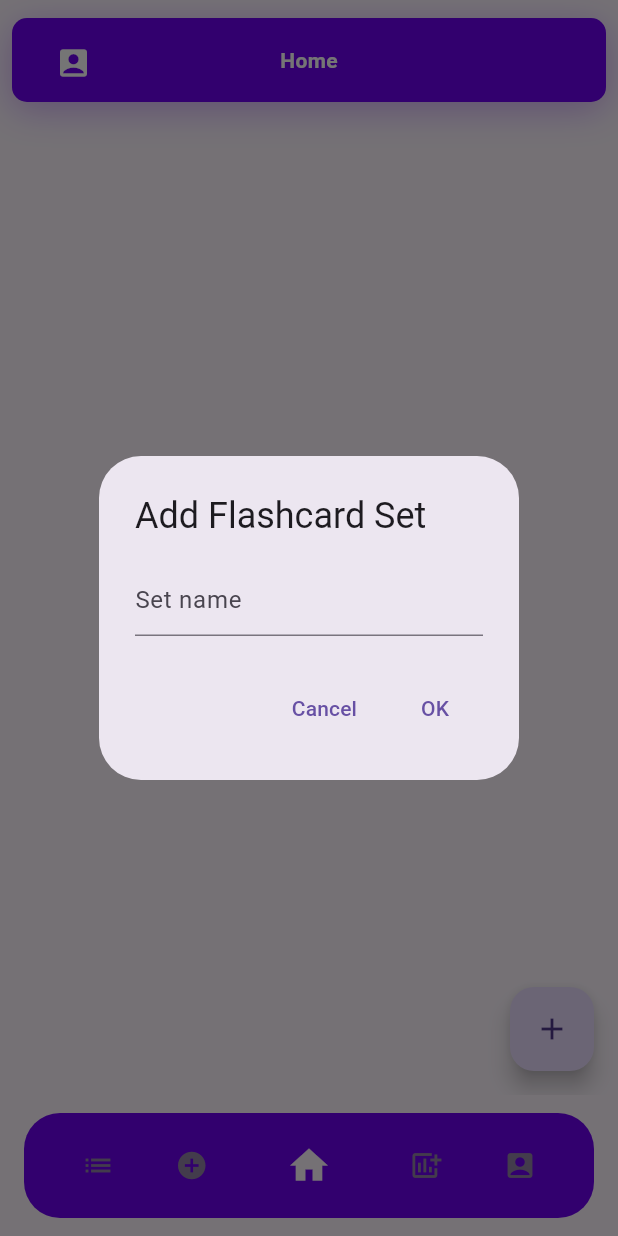
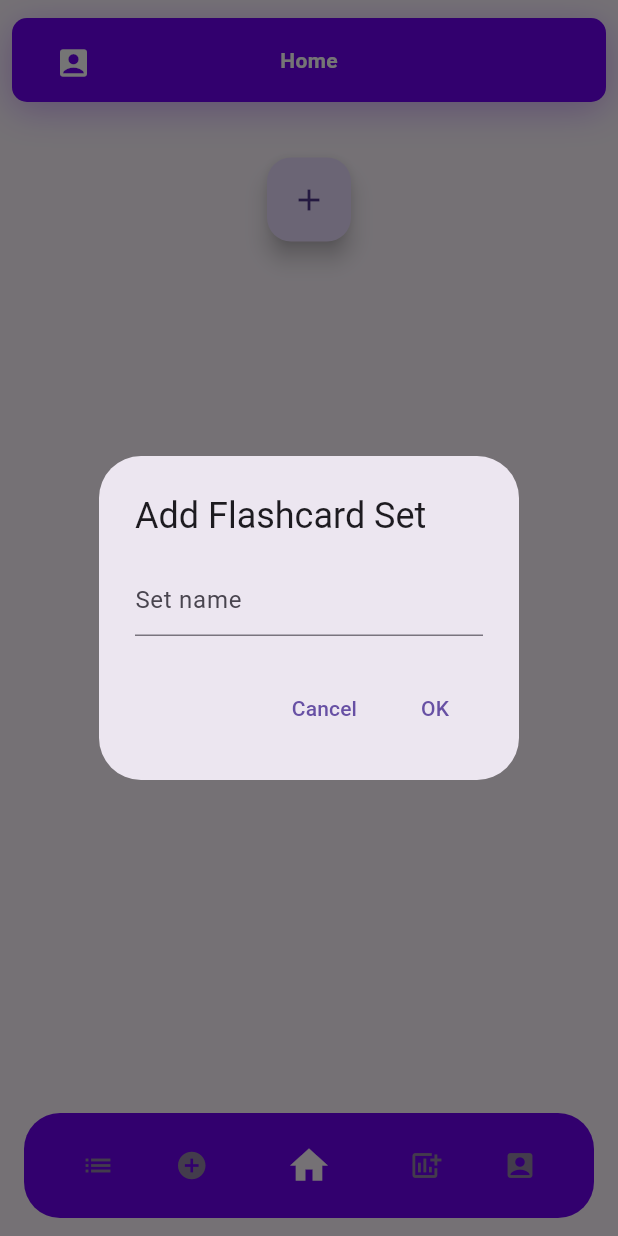
Before and after one commit to Kenayv/stoodee, a Flutter app: the FlashcardsPage screen opened by its route, after a tap on the "add" icon, on a phone screen of 412 x 824 dp. Run offline on Flutter 3.47's test engine with Material 3 defaults, Android fonts, the phone set to English and light mode, and no system bars; our stand-ins replace firebase_auth, firebase_core, flip_card, flutter_svg_provider, gap, go_router and 2 more; accounts and stored records are empty; generated files the repository leaves out were written again; statements that could not run were skipped.

Commit message:
lepsze todo, floatingbutton ustandaryzowany
21:30-1:30

```diff
--- a/lib/pages/achievements_page.dart
+++ b/lib/pages/achievements_page.dart
@@ -4,9 +4,9 @@ import 'package:stoodee/utilities/globals.dart';
 
 Container achievementTile({required String name, required String path}) {
   return Container(
-    decoration: BoxDecoration(
-      color: primaryAppColor.withOpacity(0.5),
-      borderRadius: const BorderRadius.all(Radius.circular(16)),
+    decoration: const BoxDecoration(
+      color: analogusColor,
+      borderRadius: BorderRadius.all(Radius.circular(16)),
     ),
     child: Column(
       children: [
--- a/lib/pages/flash_cards_page.dart
+++ b/lib/pages/flash_cards_page.dart
@@ -5,6 +5,8 @@ import 'package:stoodee/services/crud/flashcards_service/flashcard_set.dart';
 import 'package:stoodee/utilities/dialogs/add_flashcard_set_dialog.dart';
 import 'package:go_router/go_router.dart';
 import 'package:stoodee/utilities/containers.dart';
+import 'package:stoodee/utilities/globals.dart';
+import 'package:gap/gap.dart';
 
 
 class FlashcardsPage extends StatefulWidget {
@@ -40,7 +42,7 @@ ListTile _flashcardSetItem({
       child: Container(
         height: 400,
         decoration: BoxDecoration(
-          color: Colors.purple[300],
+          color: analogusColor,
           borderRadius: const BorderRadius.all(Radius.circular(10)),
         ),
         child: Center(
@@ -117,7 +119,11 @@ class _FlashcardsPage extends State<FlashcardsPage> {
 
     return Scaffold(
       body: Center(
-        child: GridView.count(
+        child: Column(
+          children: [
+            Gap(10),
+            GridView.count(
+              shrinkWrap: true,
               primary: false,
               childAspectRatio: (1 / 1.3),
               crossAxisSpacing: 0,
@@ -125,16 +131,21 @@ class _FlashcardsPage extends State<FlashcardsPage> {
               crossAxisCount: 2,
               children: flashcardSetListView(context: context),
             ),
+            Gap(15),
+        FloatingActionButton(
+          onPressed: () async {
+            await showAddFcSetDialog(context: context);
+            setState(() {});
+
+          },
+          child: const Icon(Icons.add),
+        )
+          ],
+        ),
 
         //flashcardSetListView(context: context),
       ),
-      floatingActionButton: FloatingActionButton(
-        onPressed: () async {
-          await showAddFcSetDialog(context: context);
-          setState(() {});
-        },
-        child: const Icon(Icons.add),
-      ),
+
     );
   }
 }
--- a/lib/pages/page_scaffold.dart
+++ b/lib/pages/page_scaffold.dart
@@ -38,15 +38,16 @@ class _PageScaffold extends State<PageScaffold> {
   @override
   Widget build(BuildContext context) {
     return GestureDetector(
+
       onHorizontalDragEnd: (DragEndDetails details) {
         if (details.primaryVelocity! > 0) {
           // Swiped right
           changeTab(currentIndex - 1);
-          log("velocity: ${details.velocity}");
+          log("SwipeVelocity: ${details.velocity}");
         } else if (details.primaryVelocity! < 0) {
           // Swiped left
           changeTab(currentIndex + 1);
-          log("velocity: ${details.velocity}");
+          log("SwipeVelocity: ${details.velocity}");
         }
       },
       child: Scaffold(
--- a/lib/utilities/globals.dart
+++ b/lib/utilities/globals.dart
@@ -3,3 +3,4 @@ import 'package:flutter/material.dart';
 const Color primaryAppColor = Color.fromRGBO(109, 0, 239, 1);
 const Color secondaryAppColor = Color.fromRGBO(110, 148, 255, 1);
 const Color thirdAppColor = Color.fromRGBO(153, 105, 204, 1);
+const Color analogusColor=Color.fromRGBO(168, 71, 232, 1);
--- a/pubspec.yaml
+++ b/pubspec.yaml
@@ -45,6 +45,7 @@ dependencies:
   path: ^1.8.3
   percent_indicator: ^4.2.3
   flip_card: ^0.7.0
+  gap: ^3.0.1
 
 dev_dependencies:
   flutter_test:
```
Also changed, not shown: lib/pages/to_do_page.dart (+45 -14 lines), pubspec.lock. Lines whose indentation alone changed are shown as unchanged.
